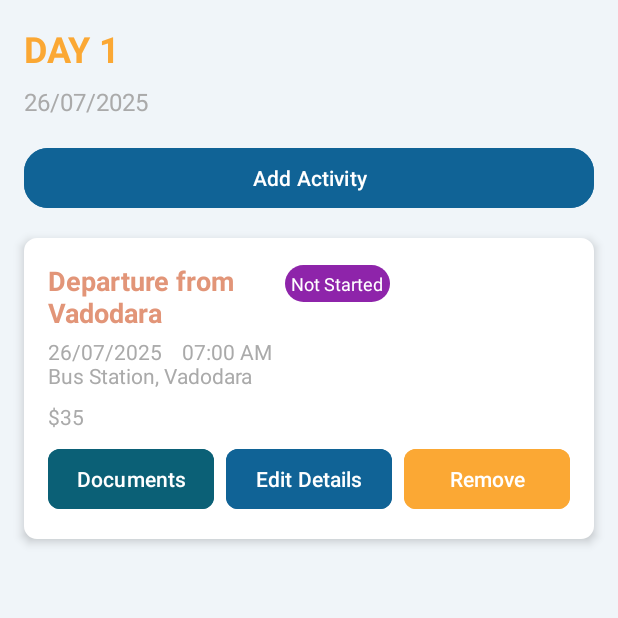
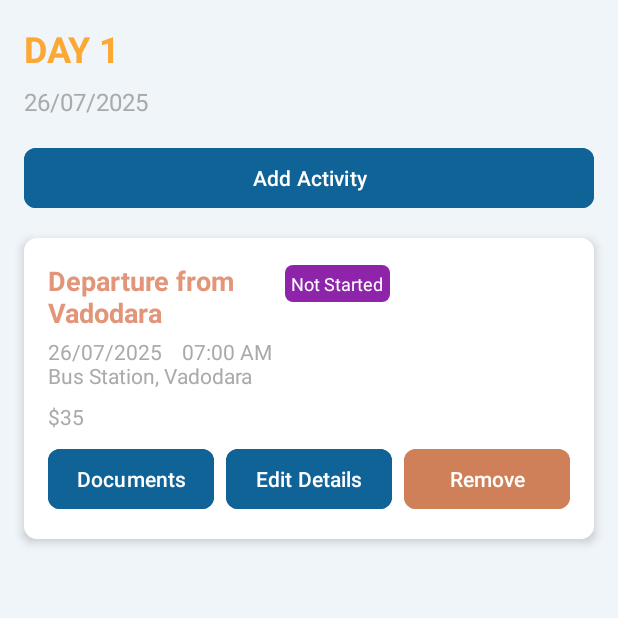
Before and after one commit to ishitaamin/ItineraryManager, an Android app: the ItineraryActivity screen opened directly, with no data from a screen before it, on a phone screen of 412 x 824 dp, the top half of it. Run offline under Robolectric (Android 15) with nearby library versions, the phone set to English and light mode, and no system bars.

Commit message:
styles changes

```diff
--- a/app/src/main/res/drawable/status_background_planned.xml
+++ b/app/src/main/res/drawable/status_background_planned.xml
@@ -1,5 +1,5 @@
 <?xml version="1.0" encoding="utf-8"?>
 <shape xmlns:android="http://schemas.android.com/apk/res/android">
     <solid android:color="#8E24AA" />
-    <corners android:radius="16dp" />
+    <corners android:radius="5dp" />
 </shape>
--- a/app/src/main/res/layout/activity_itinerary.xml
+++ b/app/src/main/res/layout/activity_itinerary.xml
@@ -42,7 +42,7 @@
         android:text="Add Activity"
         android:textAllCaps="false"
         android:textColor="@android:color/white"
-        app:cornerRadius="16dp"
+        app:cornerRadius="8dp"
         android:layout_marginStart="16dp"
         android:layout_marginEnd="16dp"/> <!-- Dark blue button -->
 
@@ -127,7 +127,7 @@
             android:layout_weight="1"
             android:text="Documents"
             android:textSize="14sp"
-            android:backgroundTint="#0B6076"
+            android:backgroundTint="#106396"
             android:textAllCaps="false"
             android:textColor="@android:color/white"
             app:cornerRadius="8dp"
@@ -159,7 +159,7 @@
             android:layout_height="wrap_content"
             android:layout_weight="1"
             android:text="Remove"
-            android:backgroundTint="#FBA834"
+            android:backgroundTint="#D08058"
             android:textAllCaps="false"
             android:padding="0dp"
             android:textSize="14dp"
--- a/app/src/main/res/layout/trip_card.xml
+++ b/app/src/main/res/layout/trip_card.xml
@@ -21,9 +21,10 @@
             android:layout_width="wrap_content"
             android:layout_height="wrap_content"
             android:text="Trip Name"
+            android:layout_gravity="center_vertical"
             android:textSize="18sp"
             android:textStyle="bold"
-            android:textColor="#D2691E" />
+            android:textColor="#D08058" />
 
         <TextView
             android:id="@+id/tripStatusTextView"
@@ -62,6 +63,6 @@
         android:layout_height="wrap_content"
         android:text="View"
         android:textColor="#FFFFFF"
-        android:backgroundTint="#D2691E"
+        android:backgroundTint="#D08058"
         android:layout_marginTop="12dp" />
 </LinearLayout>
```
Also changed, not shown: app/src/main/java/com/example/itinerarymanager/TripDetailsActivity.java (+20 -2 lines), app/src/main/res/layout/activity_main.xml (+1 -12 lines), app/src/main/res/layout/trip_list_activity.xml (+4 -5 lines).
